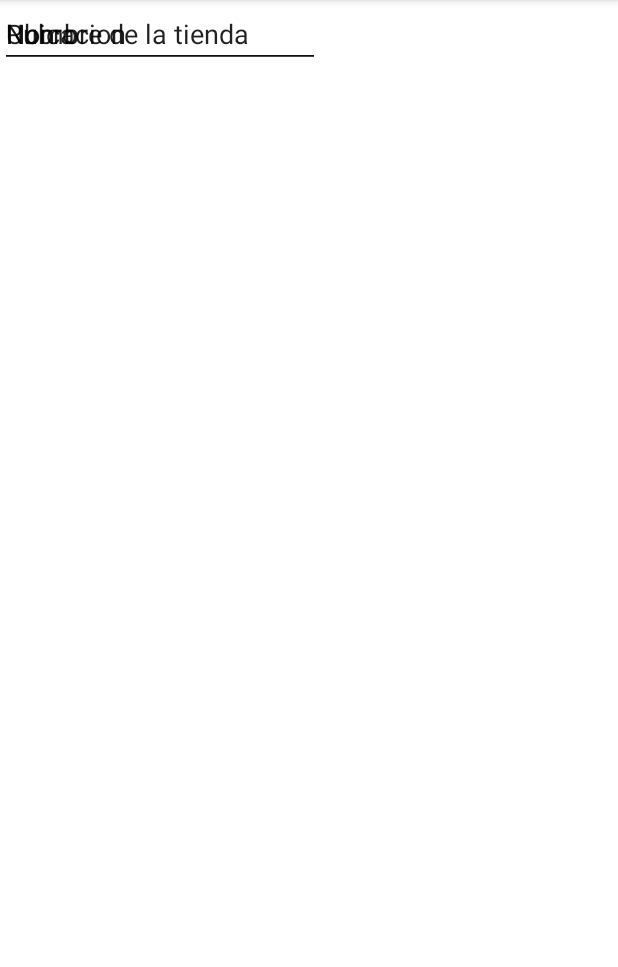
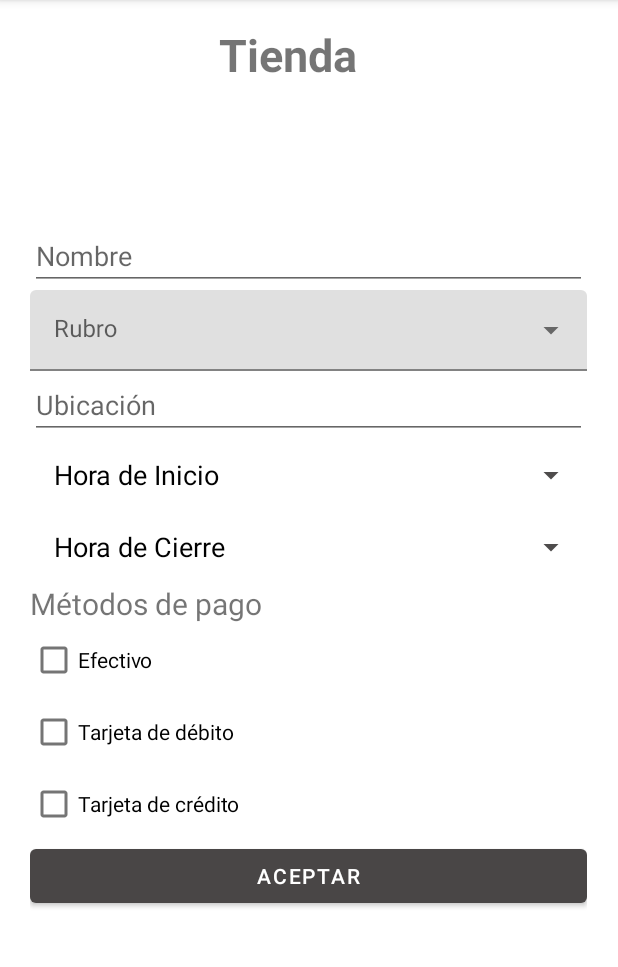
Before and after one commit to taniaaranda/TNT_App_Android, an Android app: the AltaTiendaFragment screen opened through its navigation route, on a phone screen of 412 x 824 dp, the part 84-1051 px from its top. Run offline under Robolectric (Android 15) with nearby library versions, the phone set to English and light mode, and no system bars; our stand-ins replace Firebase (no records; nobody signed in at launch, a user with empty details on screens opened directly).

Commit message:
Avances tienda

```diff
--- a/Vendedores/app/src/main/java/unpsjb/ing/tnt/vendedores/AltaTiendaFragment.kt
+++ b/Vendedores/app/src/main/java/unpsjb/ing/tnt/vendedores/AltaTiendaFragment.kt
@@ -1,10 +1,17 @@
 package unpsjb.ing.tnt.vendedores
 
+import android.app.TimePickerDialog
 import android.os.Bundle
 import androidx.fragment.app.Fragment
 import android.view.LayoutInflater
 import android.view.View
 import android.view.ViewGroup
+import android.widget.*
+import androidx.appcompat.app.AppCompatActivity
+import androidx.navigation.fragment.findNavController
+import com.google.firebase.firestore.FirebaseFirestore
+import com.google.firebase.firestore.ktx.firestore
+import com.google.firebase.ktx.Firebase
 
 // TODO: Rename parameter arguments, choose names that match
 // the fragment initialization parameters, e.g. ARG_ITEM_NUMBER
@@ -37,6 +44,49 @@ class AltaTiendaFragment : Fragment() {
         return inflater.inflate(R.layout.fragment_alta_tienda, container, false)
     }
 
+    override fun onViewCreated(view: View, savedInstanceState: Bundle?) {
+        super.onViewCreated(view, savedInstanceState)
+        val rubros = resources.getStringArray(R.array.rubros)
+        val arrayAdapter = ArrayAdapter(requireContext(), R.layout.dropdown_item, rubros)
+        val atxt_rubro = view.findViewById<AutoCompleteTextView>(R.id.atxt_rubro)
+        atxt_rubro.setAdapter(arrayAdapter)
+
+        val btn_hora_inicio = view.findViewById<Button>(R.id.btn_hora_inicio)
+
+        btn_hora_inicio.setOnClickListener{
+            val timePicker = TimePickerFragment { btn_hora_inicio.setText("Hora de Inicio $it") }
+            timePicker.show(childFragmentManager, "timePicker")
+        }
+
+        val btn_hora_cierre = view.findViewById<Button>(R.id.btn_hora_cierre)
+
+        btn_hora_cierre.setOnClickListener{
+            val timePicker = TimePickerFragment { btn_hora_cierre.setText("Hora de Cierre $it") }
+            timePicker.show(childFragmentManager, "timePicker")
+        }
+        val db = FirebaseFirestore.getInstance()
+
+        val btn_aceptar = view.findViewById<Button>(R.id.btn_aceptar)
+        val txt_nombre = view.findViewById<EditText>(R.id.txt_nombre)
+        val txt_rubro = view.findViewById<EditText>(R.id.atxt_rubro)
+        val txt_ubicacion = view.findViewById<EditText>(R.id.txt_ubicacion)
+        btn_aceptar.setOnClickListener{
+            if (txt_nombre.text.isNotEmpty()){
+                db.collection("tiendas").document(txt_nombre.text.toString()).set(
+                        hashMapOf("rubro" to txt_rubro.text.toString(),
+                                "ubicacion" to txt_ubicacion.text.toString()
+
+
+                        )
+                )
+            }else{
+                txt_nombre.error ="Debe completar el nombre"
+            }
+
+        }
+
+    }
+
     companion object {
         /**
          * Use this factory method to create a new instance of
--- /dev/null
+++ b/Vendedores/app/src/main/java/unpsjb/ing/tnt/vendedores/TimePickerFragment.kt
@@ -0,0 +1,33 @@
+package unpsjb.ing.tnt.vendedores
+
+import android.app.Dialog
+import android.app.TimePickerDialog
+import android.content.Context
+import android.os.Bundle
+import android.text.format.DateFormat
+import android.widget.TimePicker
+import androidx.fragment.app.DialogFragment
+import java.util.*
+
+class TimePickerFragment (val listener:(String) -> Unit) : DialogFragment(), TimePickerDialog.OnTimeSetListener{
+
+    override fun onCreateDialog(savedInstanceState: Bundle?): Dialog {
+        val c = Calendar.getInstance()
+        val hour = c.get(Calendar.HOUR_OF_DAY)
+        val minute = c.get(Calendar.MINUTE)
+        val picker = TimePickerDialog(activity as Context, this, hour, minute, true)
+        return picker
+    }
+
+    override fun onTimeSet(view: TimePicker?, hourOfDay: Int, minute: Int) {
+        var hour = hourOfDay.toString()
+        if(hourOfDay<10){
+            hour = "0"+ hour
+        }
+        var minutes = minute.toString()
+        if(minute<10){
+            minutes = "0"+ minutes
+        }
+        listener("$hour:$minutes")
+    }
+}
--- /dev/null
+++ b/Vendedores/app/src/main/res/layout/dropdown_item.xml
@@ -0,0 +1,7 @@
+<TextView
+    android:id="@+id/textView2"
+    android:layout_width="match_parent"
+    android:layout_height="wrap_content"
+    android:text="TextView"
+    android:padding="14dp"
+    xmlns:android="http://schemas.android.com/apk/res/android" />
--- a/Vendedores/app/src/main/res/layout/fragment_alta_tienda.xml
+++ b/Vendedores/app/src/main/res/layout/fragment_alta_tienda.xml
@@ -1,43 +1,131 @@
 <?xml version="1.0" encoding="utf-8"?>
-<FrameLayout xmlns:android="http://schemas.android.com/apk/res/android"
+<RelativeLayout xmlns:android="http://schemas.android.com/apk/res/android"
+    xmlns:app="http://schemas.android.com/apk/res-auto"
     xmlns:tools="http://schemas.android.com/tools"
     android:layout_width="match_parent"
     android:layout_height="match_parent"
-    tools:context=".AltaTiendaFragment">
+    android:orientation="vertical"
+    tools:context=".AltaTiendaFragment" >
 
-    <androidx.constraintlayout.widget.ConstraintLayout
-        android:layout_width="match_parent"
-        android:layout_height="match_parent">
+    <TextView
+        android:id="@+id/textView4"
+        android:layout_width="119dp"
+        android:layout_height="56dp"
+        android:layout_centerHorizontal="true"
+        android:layout_marginStart="@dimen/fragment_vertical_margin"
+        android:layout_marginLeft="@dimen/fragment_vertical_margin"
+        android:layout_marginTop="@dimen/fragment_vertical_margin"
+        android:layout_marginEnd="@dimen/fragment_vertical_margin"
+        android:layout_marginRight="@dimen/fragment_vertical_margin"
+        android:layout_marginBottom="95dp"
+        android:text="Tienda"
+        android:textSize="30sp"
+        android:textStyle="bold" />
+
+    <LinearLayout
+        android:layout_width="371dp"
+        android:layout_height="471dp"
+        android:layout_alignWithParentIfMissing="false"
+        android:layout_centerInParent="true"
+        android:background="#FFFFFF"
+        android:orientation="vertical">
 
         <EditText
             android:id="@+id/txt_nombre"
-            android:layout_width="wrap_content"
+            android:layout_width="match_parent"
             android:layout_height="wrap_content"
             android:ems="10"
+            android:hint="Nombre"
             android:inputType="textPersonName"
-            android:text="Nombre de la tienda"
-            tools:layout_editor_absoluteX="91dp"
-            tools:layout_editor_absoluteY="83dp" />
+            app:errorEnabled="true"/>
 
-        <EditText
-            android:id="@+id/txt_rubro"
-            android:layout_width="wrap_content"
-            android:layout_height="wrap_content"
-            android:ems="10"
-            android:inputType="textPersonName"
-            android:text="Rubro"
-            tools:layout_editor_absoluteX="91dp"
-            tools:layout_editor_absoluteY="146dp" />
+        <com.google.android.material.textfield.TextInputLayout
+            style="@style/Widget.MaterialComponents.TextInputLayout.FilledBox.Dense.ExposedDropdownMenu"
+            android:layout_width="match_parent"
+            android:layout_height="wrap_content">
+
+            <AutoCompleteTextView
+                android:id="@+id/atxt_rubro"
+                android:layout_width="match_parent"
+                android:layout_height="match_parent"
+                android:layout_weight="1"
+                android:inputType="none"
+                android:hint="Rubro"
+                android:text=""
+                app:errorEnabled="true"/>
+
+        </com.google.android.material.textfield.TextInputLayout>
 
         <EditText
             android:id="@+id/txt_ubicacion"
-            android:layout_width="wrap_content"
+            android:layout_width="match_parent"
             android:layout_height="wrap_content"
             android:ems="10"
+            android:hint="Ubicación"
             android:inputType="textPersonName"
-            android:text="Ubicacion"
-            tools:layout_editor_absoluteX="91dp"
-            tools:layout_editor_absoluteY="213dp" />
+            app:errorEnabled="true"/>
 
-    </androidx.constraintlayout.widget.ConstraintLayout>
-</FrameLayout>
+        <Button
+            android:id="@+id/btn_hora_inicio"
+            style="?android:spinnerStyle"
+            android:layout_width="match_parent"
+            android:layout_height="wrap_content"
+            android:text="Hora de Inicio"
+            android:textColor="@color/black"
+            android:textColorHint="#FFFFFF"
+            android:textSize="18sp"
+            app:backgroundTint="#4E4C4C"
+            app:errorEnabled="true"/>
+
+        <Button
+            android:id="@+id/btn_hora_cierre"
+            style="?android:spinnerStyle"
+            android:layout_width="match_parent"
+            android:layout_height="wrap_content"
+            android:text="Hora de Cierre"
+            android:textColor="@color/black"
+            android:textSize="18sp"
+            app:backgroundTint="#4E4C4C"
+            app:errorEnabled="true"/>
+
+        <TextView
+            android:id="@+id/textView"
+            android:layout_width="match_parent"
+            android:layout_height="wrap_content"
+            android:text="Métodos de pago"
+            android:textSize="20sp"
+            app:errorEnabled="true"/>
+
+        <CheckBox
+            android:id="@+id/checkBox"
+            android:layout_width="match_parent"
+            android:layout_height="wrap_content"
+            android:text="Efectivo" />
+
+        <CheckBox
+            android:id="@+id/checkBox2"
+            android:layout_width="match_parent"
+            android:layout_height="wrap_content"
+            android:text="Tarjeta de débito"
+            android:textSize="14sp" />
+
+        <CheckBox
+            android:id="@+id/checkBox3"
+            android:layout_width="match_parent"
+            android:layout_height="wrap_content"
+            android:text="Tarjeta de crédito"
+            android:textSize="14sp" />
+
+        <Button
+            android:id="@+id/btn_aceptar"
+            android:layout_width="match_parent"
+            android:layout_height="wrap_content"
+            android:text="Aceptar"
+            android:textColor="#FFFFFF"
+            android:textColorHint="#FFFFFF"
+            app:backgroundTint="#494646"
+            app:iconTint="#FFFFFF" />
+
+
+    </LinearLayout>
+</RelativeLayout>
--- a/Vendedores/app/src/main/res/layout/fragment_login.xml
+++ b/Vendedores/app/src/main/res/layout/fragment_login.xml
@@ -15,6 +15,6 @@
         android:layout_gravity="center"
         android:editable="true"
         android:text="Iniciar Sesión"
-        app:backgroundTint="#009688" />
+        app:backgroundTint="#494646" />
 
 </FrameLayout>
--- a/Vendedores/app/src/main/res/layout/fragment_menu.xml
+++ b/Vendedores/app/src/main/res/layout/fragment_menu.xml
@@ -17,7 +17,7 @@
             android:layout_height="wrap_content"
             android:layout_gravity="center"
             android:text="Nueva Tienda"
-            app:backgroundTint="#009688" />
+            app:backgroundTint="#494646" />
 
         <Button
             android:id="@+id/btn_alta_productos"
@@ -25,7 +25,7 @@
             android:layout_height="wrap_content"
             android:layout_gravity="center"
             android:text="Cargar Productos"
-            app:backgroundTint="#009688" />
+            app:backgroundTint="#494646" />
 
         <Button
             android:id="@+id/btn_listado_pedidos"
@@ -35,7 +35,7 @@
             android:layout_gravity="center"
             android:gravity="right|center_horizontal"
             android:text="Pedidos"
-            app:backgroundTint="#009688" />
+            app:backgroundTint="#494646" />
     </LinearLayout>
 
 </RelativeLayout>
--- a/Vendedores/app/src/main/res/values/strings.xml
+++ b/Vendedores/app/src/main/res/values/strings.xml
@@ -14,4 +14,13 @@
     <string name="hello_blank_fragment">Hello blank fragment</string>
     <string name="descripcion_img_foto">Imagen Del Producto</string>
     <string name="descripcionAdd">Crear Producto</string>
+    <string-array name="rubros">
+        <item>Despensa</item>
+        <item>Ferretería</item>
+        <item>Heladería</item>
+        <item>Mercería</item>
+        <item>Verdulería</item>
+        <item>Rotisería</item>
+    </string-array>
+
 </resources>
```
Also changed, not shown: Vendedores/app/build.gradle (+7 -0 lines).
